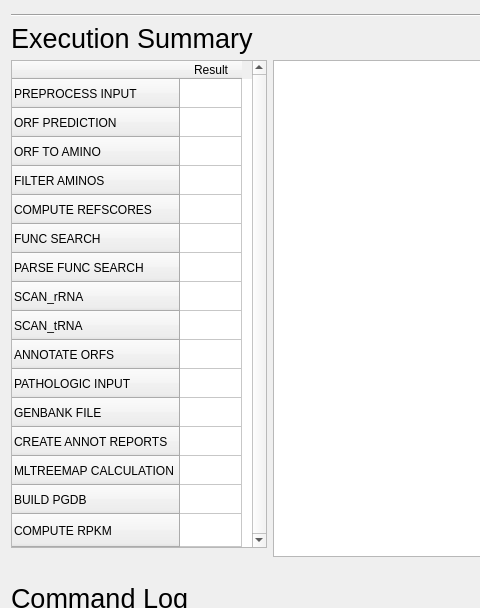
hallamlab/MetaPathwaysGUI, file tabs/ProgressDialog.ui: the form before one commit; both pictures show x 0 to 480 and y 97 to 705 of the 918 by 928 pixel window.
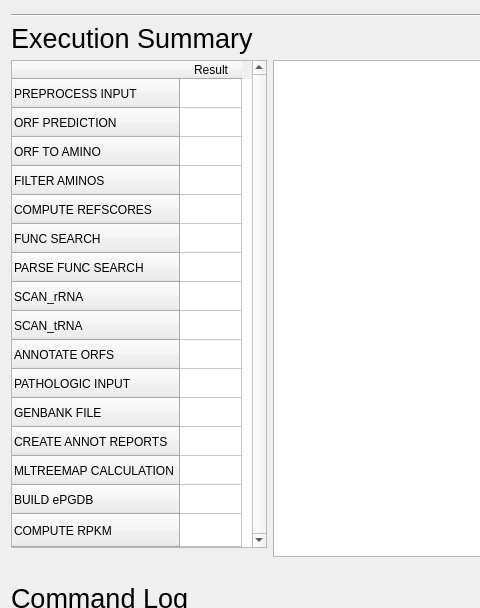
The form after the commit. Icons and pictures are not drawn.

The edit to the form file:
```diff
--- a/tabs/ProgressDialog.ui
+++ b/tabs/ProgressDialog.ui
@@ -304,7 +304,7 @@
        </row>
        <row>
         <property name="text">
-         <string>BUILD PGDB</string>
+         <string>BUILD ePGDB</string>
         </property>
        </row>
        <row>
```
